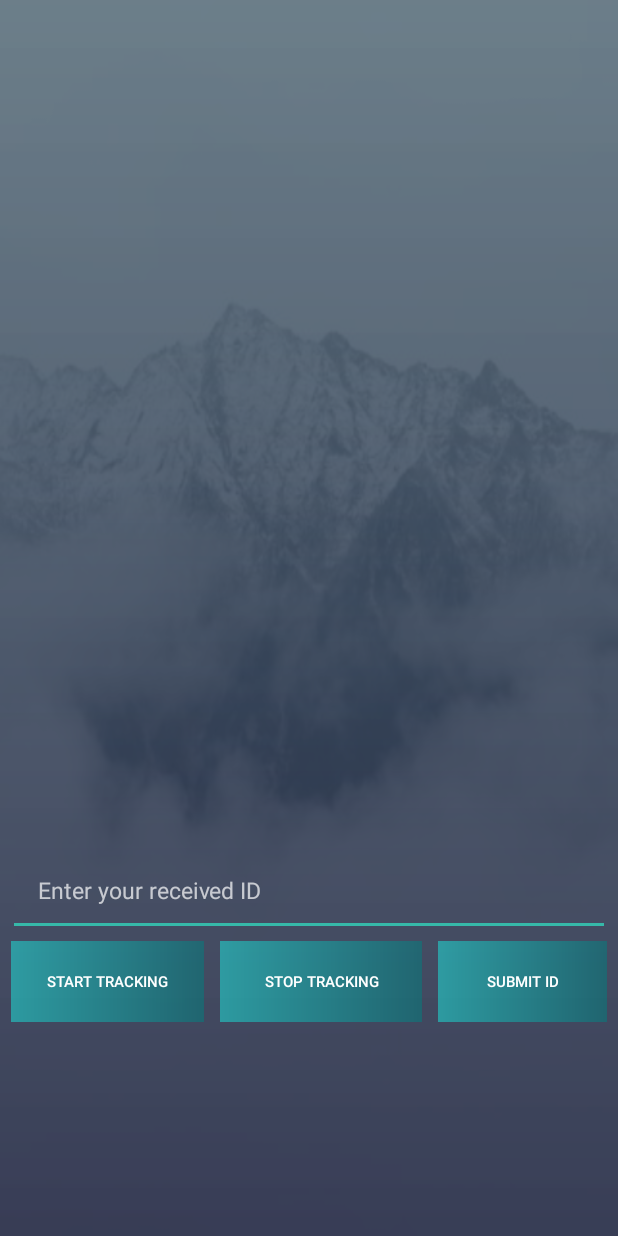
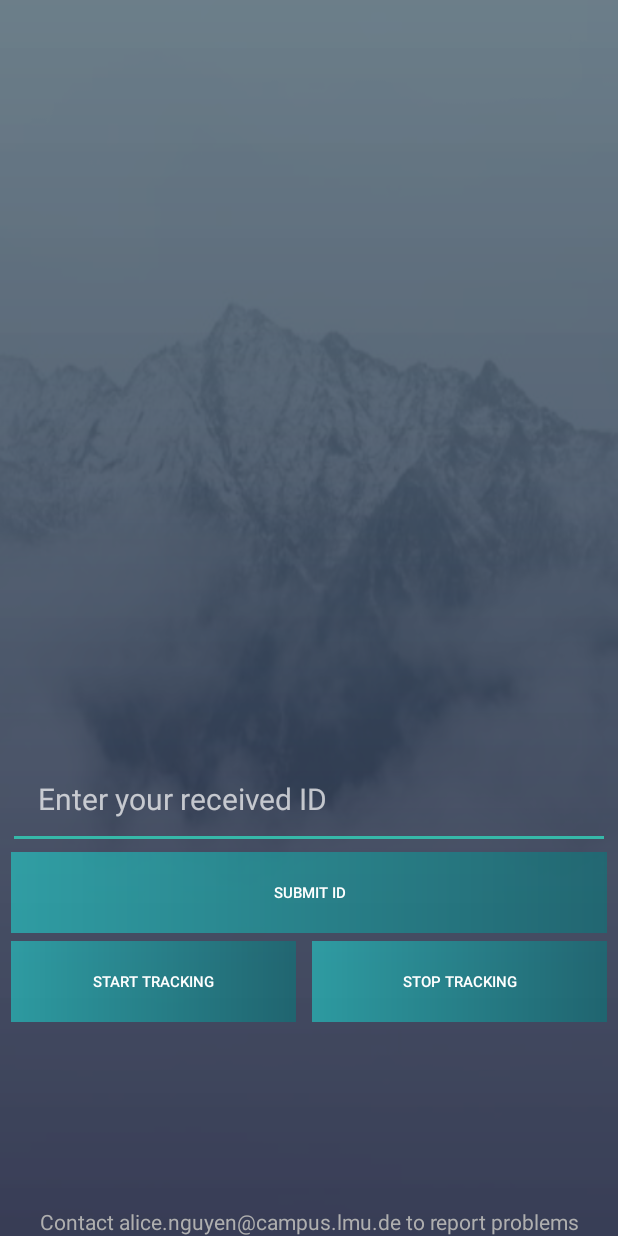
Before and after one commit to AliceNNguyen/ContextLock, an Android app: the screen it shows after launch (MainActivity), on a phone screen of 412 x 824 dp. Run offline under Robolectric (Android 15) with nearby library versions, the phone set to English and light mode, and no system bars; our stand-ins replace Firebase (no records; nobody signed in at launch, a user with empty details on screens opened directly).

Commit message:
update apk and code

```diff
--- a/app/src/main/java/com/example/alicenguyen/contextlock/Constants.java
+++ b/app/src/main/java/com/example/alicenguyen/contextlock/Constants.java
@@ -2,9 +2,7 @@ package com.example.alicenguyen.contextlock;
 
 public class Constants {
     public static final String BROADCAST_DETECTED_ACTIVITY = "activity_intent";
-
     static final long DETECTION_INTERVAL_IN_MILLISECONDS = 60 * 1000 * 60;//30 * 1000;
-
     public static final int CONFIDENCE = 70;
 
     public static final int LOCATION_INTERVAL = 60 * 1000 * 60;
--- a/app/src/main/java/com/example/alicenguyen/contextlock/MainActivity.java
+++ b/app/src/main/java/com/example/alicenguyen/contextlock/MainActivity.java
@@ -13,6 +13,7 @@ import android.content.Intent;
 import android.content.IntentFilter;
 import android.content.SharedPreferences;
 import android.content.pm.PackageManager;
+import android.content.res.Resources;
 import android.hardware.Sensor;
 import android.hardware.SensorEvent;
 import android.hardware.SensorEventListener;
@@ -68,6 +69,7 @@ public class MainActivity extends AppCompatActivity {
     private double ambient_temperature = 0;
 
     private EditText userIdInput;
+    private TextView userIDTextView;
     private Button startTrackingButton, stopTrackingButton, enterIDButton;
 
     private boolean userpermission = false;
@@ -128,11 +130,46 @@ public class MainActivity extends AppCompatActivity {
         return prefs.getString(Constants.KEY_ID, "");
     }
 
+
+    /*private void setupUserId() {
+        AlertDialog.Builder builder = new AlertDialog.Builder(this);
+        builder.setCancelable(false);
+
+        View mDialogView = getLayoutInflater().inflate(R.layout.setup_id_dialog, null);
+        final EditText editTextID = mDialogView.findViewById(R.id.editTextID);
+
+        builder.setView(mDialogView)
+                .setTitle("Enter your received ID")
+                .setNegativeButton("cancel", new DialogInterface.OnClickListener() {
+                    @Override
+                    public void onClick(DialogInterface dialogInterface, int i) {
+                        Toast.makeText(MainActivity.this, "Please enter ID", Toast.LENGTH_LONG).show();
+                    }
+                })
+                .setPositiveButton("ok", new DialogInterface.OnClickListener() {
+                    @Override
+                    public void onClick(DialogInterface dialogInterface, int i) {
+                        String id = editTextID.getText().toString();
+                        if(!id.isEmpty()){
+                            writeIDtoSharedPreferences(id);
+                            Toast.makeText(MainActivity.this, "ID set", Toast.LENGTH_LONG).show();
+                            openInitialSurvey();
+                        }else {
+                            Toast.makeText(MainActivity.this, "Please enter ID", Toast.LENGTH_LONG).show();
+                        }
+                    }
+                });
+        final AlertDialog alert = builder.create();
+        alert.show();
+    }*/
+
+
     private void setUserId() {
         userIdInput = findViewById(R.id.set_id_input);
         final String id = getIDfromSharedPreferences();
         if(!id.equals("")){
             userIdInput.setText(id, TextView.BufferType.EDITABLE);
+            userIdInput.setKeyListener(null);
         }
         enterIDButton = findViewById(R.id.set_user_id_button);
         enterIDButton.setOnClickListener(new View.OnClickListener() {
@@ -141,8 +178,13 @@ public class MainActivity extends AppCompatActivity {
                 String userID = userIdInput.getText().toString();
                 if(!userID.isEmpty()){
                     writeIDtoSharedPreferences(userID);
-                    Toast.makeText(MainActivity.this, "ID set", Toast.LENGTH_LONG).show();
-                    openInitialSurvey();
+                    if(!id.equals("")){
+                        Toast.makeText(MainActivity.this, "ID already set", Toast.LENGTH_LONG).show();
+                    }else {
+                        Toast.makeText(MainActivity.this, "ID set", Toast.LENGTH_LONG).show();
+                        userIdInput.setKeyListener(null);
+                        openInitialSurvey();
+                    }
                 }else {
                     Toast.makeText(MainActivity.this, "Please enter ID", Toast.LENGTH_LONG).show();
                 }
@@ -150,10 +192,25 @@ public class MainActivity extends AppCompatActivity {
         });
     }
 
+    private void saveInitialVersion() {
+        String userid = getIDfromSharedPreferences();
+        if(!userid.equals("")) {
+            int id = Integer.parseInt(userid);
+            if((id % 2) == 0 ) {
+                SharedPreferencesStorage.writeSharedPreference(this, Constants.PREFERENCES, Constants.VERSION_KEY, Constants.VERSION_A );
+            }else {
+                SharedPreferencesStorage.writeSharedPreference(this, Constants.PREFERENCES, Constants.VERSION_KEY, Constants.VERSION_B);
+
+            }
+        }
+    }
+
+
     /*open initial survey when user clicks on confirm id button the first time*/
     private void openInitialSurvey() {
         boolean previouslyStarted = prefs.getBoolean(Constants.FIRST_OPEN_SURVEY, false);
         if(!previouslyStarted) {
+            saveInitialVersion();
             Intent i = new Intent(this, InitialSurvey.class);
             startActivity(i);
             SharedPreferences.Editor edit = prefs.edit();
@@ -199,7 +256,7 @@ public class MainActivity extends AppCompatActivity {
                     }
                 } else {
                     // permission denied
-                    Toast.makeText(MainActivity.this, "Please accept GPS permission to user the App", Toast.LENGTH_SHORT).show();
+                    Toast.makeText(MainActivity.this, "Please accept GPS permission to user the Appnot", Toast.LENGTH_SHORT).show();
                 }
                 return;
             }
@@ -288,6 +345,8 @@ public class MainActivity extends AppCompatActivity {
     private void showPermissionDialog() {
         boolean permissionAgreed= prefs.getBoolean(Constants.PERMISSION_AGREE, false);
         AlertDialog.Builder mDialogBuilder = new AlertDialog.Builder(new ContextThemeWrapper(this, android.R.style.Theme_Holo_Light_Dialog));
+        mDialogBuilder.setCancelable(false);
+
         View mDialogView = getLayoutInflater().inflate(R.layout.permission_dialog, null);
         TextView permissionTitle = (TextView) mDialogView.findViewById(R.id.permission_title);
         final CheckBox permissionCheckbox = (CheckBox) mDialogView.findViewById(R.id.checkbox_permission_agree);
@@ -339,11 +398,13 @@ public class MainActivity extends AppCompatActivity {
     private void notificationSettingsRequest() {
         boolean previouslyStarted = prefs.getBoolean(Constants.FIRST_OPEN, false);
         if(!previouslyStarted) {
+            //setupUserId();
             setSwitchVersionDate();
             SharedPreferences.Editor edit = prefs.edit();
             edit.putBoolean(Constants.FIRST_OPEN, Boolean.TRUE);
             edit.commit();
-            final AlertDialog.Builder builder = new AlertDialog.Builder(new ContextThemeWrapper(this, android.R.style.Theme_Holo_Light_Dialog));
+            Log.e(TAG, "notification settings");
+            final AlertDialog.Builder builder = new AlertDialog.Builder(this);
             builder.setMessage("Notifications on your lock screen needs to be enabled for using the App.")
                     .setCancelable(false)
                     .setPositiveButton("yes", new DialogInterface.OnClickListener() {
@@ -411,7 +472,7 @@ public class MainActivity extends AppCompatActivity {
         //TODO set alarm to midnight/after midnight after testing done
         Calendar c = Calendar.getInstance();
         c.set(Calendar.HOUR_OF_DAY, 24 );
-        c.set(Calendar.MINUTE, 0);
+        c.set(Calendar.MINUTE,0);
 
         // alarm will fire the next day if alarm time is before current time
         /*if (c.before(Calendar.getInstance())) {
@@ -428,7 +489,8 @@ public class MainActivity extends AppCompatActivity {
         PendingIntent pendingIntent = PendingIntent.getBroadcast(this, 1, intent, 0);
 
         Calendar c = Calendar.getInstance();
-        c.add(Calendar.MINUTE, 5);
+        c.set(Calendar.HOUR, 1);
+        //c.add(Calendar.MINUTE, 5);
 
         Log.e(TAG, c.toString());
         alarmManager.setInexactRepeating(AlarmManager.RTC_WAKEUP, c.getTimeInMillis(), AlarmManager.INTERVAL_DAY, pendingIntent);
--- a/app/src/main/java/com/example/alicenguyen/contextlock/RandomAlarmReceiver.java
+++ b/app/src/main/java/com/example/alicenguyen/contextlock/RandomAlarmReceiver.java
@@ -23,7 +23,7 @@ public class RandomAlarmReceiver extends BroadcastReceiver {
 
         /*set random alarm three time each day between 5 and 23 o'clock*/
         Calendar c1 = Calendar.getInstance();
-        c1.set(Calendar.HOUR_OF_DAY, random.nextInt(23-17) + 27);
+        c1.set(Calendar.HOUR_OF_DAY, random.nextInt(23-17) + 23);
 
         Calendar c2 = Calendar.getInstance();
         c2.set(Calendar.HOUR_OF_DAY, random.nextInt(17-11) + 11);
--- a/app/src/main/java/com/example/alicenguyen/contextlock/UserActivityJobIntentService.java
+++ b/app/src/main/java/com/example/alicenguyen/contextlock/UserActivityJobIntentService.java
@@ -219,7 +219,7 @@ public class UserActivityJobIntentService extends JobIntentService {
                     setContextNotification();
                 }
             }
-            if(current.after(switchDate)) {
+            if(current.equals(switchDate) || current.after(switchDate)) {
                 if ((id % 2) == 0) {
                     // number is even
                     SharedPreferencesStorage.writeSharedPreference(this, Constants.PREFERENCES, Constants.VERSION_KEY, Constants.VERSION_B );
@@ -241,7 +241,7 @@ public class UserActivityJobIntentService extends JobIntentService {
     /*set values to context parameters*/
     private void checkContextForNotification() {
         Log.e(TAG, userActivity);
-        Log.e(TAG, "send notification counter:" + opensurveycounter);
+        Log.e(TAG, "send notification counter:" + notificationSendCounter);
         checkIfScreenLocked();
         if(isLocked && notificationSendCounter < Constants.NOTIFICATION_SEND_MAX_NUMBER) {
             if (userActivity.equals(getString(R.string.activity_running))) {
--- a/app/src/main/res/layout/activity_main.xml
+++ b/app/src/main/res/layout/activity_main.xml
@@ -20,20 +20,38 @@
         android:orientation="vertical"
         android:background="@drawable/color_gradient"></LinearLayout>
 
+
+    <LinearLayout
+        android:layout_width="match_parent"
+        android:layout_height="wrap_content"
+        android:orientation="vertical"
+        android:layout_marginBottom="200dp"
+        android:layout_marginLeft="5dp"
+        android:layout_marginRight="5dp"
+        android:layout_alignParentBottom="true">
     <EditText
         android:id="@+id/set_id_input"
         android:layout_width="match_parent"
         android:layout_height="wrap_content"
         android:padding="20dp"
-        android:layout_marginBottom="200dp"
-        android:layout_marginLeft="5dp"
-        android:layout_marginRight="5dp"
-        android:layout_alignParentBottom="true"
         android:backgroundTint="@color/teal"
         android:textCursorDrawable="@null"
         android:inputType="number"
         android:textSize="@dimen/edit_text_size"
         android:hint="@string/set_id"/>
+
+    <Button
+        android:id="@+id/set_user_id_button"
+        android:layout_width="match_parent"
+        android:layout_height="wrap_content"
+        android:background="@drawable/button_color_gradient"
+        android:textColor="@color/white"
+        android:layout_margin="2dp"
+        android:textSize="@dimen/button_text_size"
+        android:padding="2dp"
+        style="?android:attr/buttonBarButtonStyle"
+        android:text="@string/enter_id" />
+    </LinearLayout>
 
     <LinearLayout
         android:layout_width="match_parent"
@@ -68,20 +86,13 @@
             android:layout_weight="@dimen/button_weight"
             style="?android:attr/buttonBarButtonStyle"
             android:text="@string/stop_tracking" />
-
-        <Button
-            android:id="@+id/set_user_id_button"
-            android:layout_width="wrap_content"
-            android:layout_height="wrap_content"
-            android:background="@drawable/button_color_gradient"
-            android:textColor="@color/white"
-            android:layout_margin="5dp"
-            android:textSize="@dimen/button_text_size"
-            android:layout_weight="@dimen/button_weight"
-            style="?android:attr/buttonBarButtonStyle"
-            android:text="@string/enter_id" />
-
     </LinearLayout>
 
-
+    <TextView
+        android:layout_width="match_parent"
+        android:layout_height="wrap_content"
+        android:layout_alignParentBottom="true"
+        android:textAlignment="center"
+        android:textColor="@color/contact_color"
+        android:text="Contact alice.nguyen@campus.lmu.de to report problems"/>
 </RelativeLayout>
--- a/app/src/main/res/values/colors.xml
+++ b/app/src/main/res/values/colors.xml
@@ -35,5 +35,6 @@
     <color name="button_active_color">#30a698</color>
     <color name="question_text_color">@color/dark_grey</color>
     <color name="init_survey_btn_text_color">@color/white</color>
+    <color name="contact_color">#afafaf</color>
 
 </resources>
--- a/app/src/main/res/values/dimen.xml
+++ b/app/src/main/res/values/dimen.xml
@@ -75,7 +75,7 @@
     <dimen name="button_weight">0.3</dimen>
     <dimen name="button_margin">5dp</dimen>
 
-    <dimen name="edit_text_size">15sp</dimen>
+    <dimen name="edit_text_size">20sp</dimen>
 
     //initial survey
     <dimen name="question_text_size">18sp</dimen>
```
Also changed, not shown: app/src/main/java/com/example/alicenguyen/contextlock/AlarmReceiver.java (+2 -18 lines), app/src/main/java/com/example/alicenguyen/contextlock/ExperienceSamplingActivity.java (+5 -3 lines), app/src/main/java/com/example/alicenguyen/contextlock/ExportDBHelper.java (+22 -3 lines), app/src/main/java/com/example/alicenguyen/contextlock/InitialSurvey2.java (+50 -1 lines), app/src/main/java/com/example/alicenguyen/contextlock/InitialSurvey3.java (+49 -1 lines), app/src/main/java/com/example/alicenguyen/contextlock/LocalDatabase.java (+26 -0 lines), app/src/main/java/com/example/alicenguyen/contextlock/LocationJobService.java (+56 -27 lines), app/src/main/java/com/example/alicenguyen/contextlock/LockScreenReceiver.java (+15 -1 lines), app/src/main/res/layout/activity_initial_survey2.xml (+55 -34 lines), app/src/main/res/layout/activity_initial_survey3.xml (+86 -60 lines), app/src/main/res/layout/setup_id_dialog.xml (added, +19 -0 lines), 1 other file.
